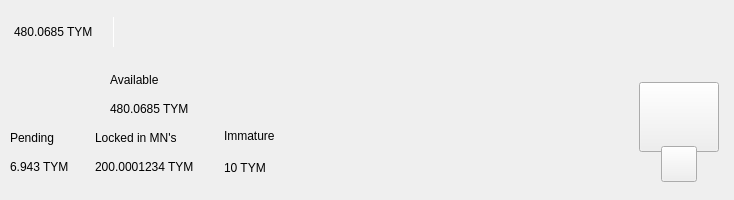
Before: the Qt Designer form src/qt/timelockcoin/forms/topbar.ui in timelockcoin/tym, drawn with Qt 5.
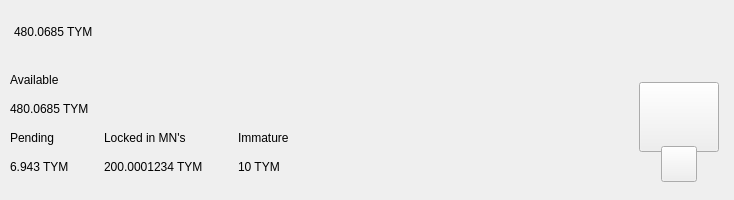
After: the same form once the commit is applied. Custom widgets are drawn as their Qt base class.

```diff
--- a/src/qt/timelockcoin/forms/topbar.ui
+++ b/src/qt/timelockcoin/forms/topbar.ui
@@ -123,62 +123,6 @@
               </property>
              </widget>
             </item>
-            <item>
-             <spacer name="horizontalSpacer_11">
-              <property name="orientation">
-               <enum>Qt::Horizontal</enum>
-              </property>
-              <property name="sizeType">
-               <enum>QSizePolicy::Fixed</enum>
-              </property>
-              <property name="sizeHint" stdset="0">
-               <size>
-                <width>20</width>
-                <height>20</height>
-               </size>
-              </property>
-             </spacer>
-            </item>
-            <item alignment="Qt::AlignVCenter">
-             <widget class="QLabel" name="label_16">
-              <property name="minimumSize">
-               <size>
-                <width>1</width>
-                <height>30</height>
-               </size>
-              </property>
-              <property name="maximumSize">
-               <size>
-                <width>1</width>
-                <height>30</height>
-               </size>
-              </property>
-              <property name="styleSheet">
-               <string notr="true">background-color:white;
-padding:0px;
-border:none;</string>
-              </property>
-              <property name="text">
-               <string/>
-              </property>
-             </widget>
-            </item>
-            <item>
-             <spacer name="horizontalSpacer_12">
-              <property name="orientation">
-               <enum>Qt::Horizontal</enum>
-              </property>
-              <property name="sizeType">
-               <enum>QSizePolicy::Fixed</enum>
-              </property>
-              <property name="sizeHint" stdset="0">
-               <size>
-                <width>20</width>
-                <height>20</height>
-               </size>
-              </property>
-             </spacer>
-            </item>
            </layout>
           </widget>
          </item>
@@ -364,50 +308,20 @@
               <number>30</number>
              </property>
              <item>
-              <layout class="QHBoxLayout" name="horizontalLayout">
+              <layout class="QVBoxLayout" name="verticalLayout_2">
                <item>
-                <spacer name="horizontalSpacer_6">
-                 <property name="orientation">
-                  <enum>Qt::Horizontal</enum>
+                <widget class="QLabel" name="labelTitle1">
+                 <property name="text">
+                  <string>Available</string>
                  </property>
-                 <property name="sizeHint" stdset="0">
-                  <size>
-                   <width>40</width>
-                   <height>20</height>
-                  </size>
-                 </property>
-                </spacer>
+                </widget>
                </item>
                <item>
-                <layout class="QVBoxLayout" name="verticalLayout">
-                 <item>
-                  <widget class="QLabel" name="labelTitle1">
-                   <property name="text">
-                    <string>Available</string>
-                   </property>
-                  </widget>
-                 </item>
-                 <item>
-                  <widget class="QLabel" name="labelAmountPiv">
-                   <property name="text">
-                    <string>480.0685 TYM</string>
-                   </property>
-                  </widget>
-                 </item>
-                </layout>
-               </item>
-               <item>
-                <spacer name="horizontalSpacer_4">
-                 <property name="orientation">
-                  <enum>Qt::Horizontal</enum>
+                <widget class="QLabel" name="labelAmountTYM">
+                 <property name="text">
+                  <string notr="true">480.0685 TYM</string>
                  </property>
-                 <property name="sizeHint" stdset="0">
-                  <size>
-                   <width>40</width>
-                   <height>20</height>
-                  </size>
-                 </property>
-                </spacer>
+                </widget>
                </item>
               </layout>
              </item>
@@ -435,7 +349,7 @@
                 </layout>
                </item>
                <item>
-                <spacer name="horizontalSpacer_5">
+                <spacer name="horizontalSpacer_3">
                  <property name="orientation">
                   <enum>Qt::Horizontal</enum>
                  </property>
@@ -444,16 +358,19 @@
                  </property>
                  <property name="sizeHint" stdset="0">
                   <size>
-                   <width>20</width>
+                   <width>35</width>
                    <height>20</height>
                   </size>
                  </property>
                 </spacer>
                </item>
                <item>
-                <layout class="QVBoxLayout" name="verticalLayout_2">
+                <layout class="QVBoxLayout" name="verticalLayout_5">
+                 <property name="leftMargin">
+                  <number>0</number>
+                 </property>
                  <item>
-                  <widget class="QLabel" name="labelTitle5">
+                  <widget class="QLabel" name="label">
                    <property name="text">
                     <string>Locked in MN's</string>
                    </property>
@@ -469,7 +386,7 @@
                 </layout>
                </item>
                <item>
-                <spacer name="horizontalSpacer_3">
+                <spacer name="horizontalSpacer_4">
                  <property name="orientation">
                   <enum>Qt::Horizontal</enum>
                  </property>
@@ -478,7 +395,7 @@
                  </property>
                  <property name="sizeHint" stdset="0">
                   <size>
-                   <width>30</width>
+                   <width>35</width>
                    <height>20</height>
                   </size>
                  </property>
@@ -486,15 +403,6 @@
                </item>
                <item>
                 <layout class="QVBoxLayout" name="verticalLayout_4">
-                 <property name="spacing">
-                  <number>6</number>
-                 </property>
-                 <property name="leftMargin">
-                  <number>0</number>
-                 </property>
-                 <property name="rightMargin">
-                  <number>0</number>
-                 </property>
                  <item>
                   <widget class="QLabel" name="labelTitle4">
                    <property name="text">
```
Left out of the diff: 40 changed lines with no effect on the pictures.
